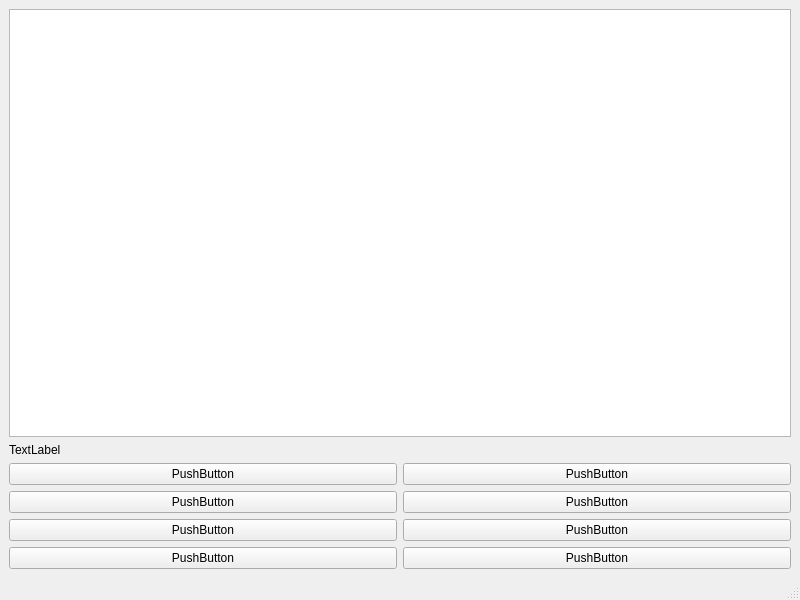
Old version of the form Cpp_RPG/mainwindow.ui in the repository RoTour/YNOV_B2_CPP_RPG.
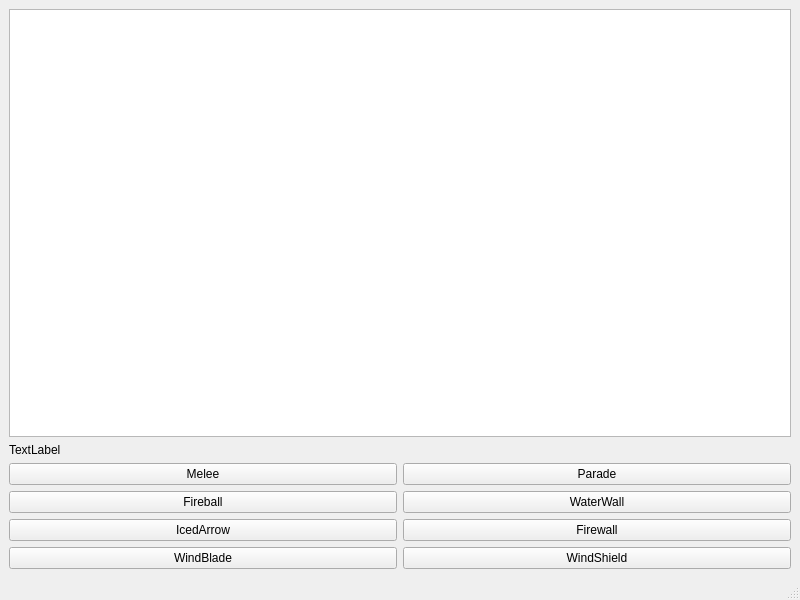
New version of the form.

Commit message: started main window

```diff
--- a/Cpp_RPG/mainwindow.ui
+++ b/Cpp_RPG/mainwindow.ui
@@ -32,28 +32,28 @@
         <item row="1" column="0">
          <widget class="QPushButton" name="pushButton_2">
           <property name="text">
-           <string>PushButton</string>
+           <string>Fireball</string>
           </property>
          </widget>
         </item>
         <item row="3" column="0">
          <widget class="QPushButton" name="pushButton_5">
           <property name="text">
-           <string>PushButton</string>
+           <string>WindBlade</string>
           </property>
          </widget>
         </item>
         <item row="2" column="0">
          <widget class="QPushButton" name="pushButton_3">
           <property name="text">
-           <string>PushButton</string>
+           <string>IcedArrow</string>
           </property>
          </widget>
         </item>
         <item row="0" column="0">
          <widget class="QPushButton" name="pushButton_4">
           <property name="text">
-           <string>PushButton</string>
+           <string>Melee</string>
           </property>
          </widget>
         </item>
@@ -64,28 +64,28 @@
         <item row="0" column="0">
          <widget class="QPushButton" name="pushButton_8">
           <property name="text">
-           <string>PushButton</string>
+           <string>Parade</string>
           </property>
          </widget>
         </item>
         <item row="1" column="0">
          <widget class="QPushButton" name="pushButton_7">
           <property name="text">
-           <string>PushButton</string>
+           <string>WaterWall</string>
           </property>
          </widget>
         </item>
         <item row="2" column="0">
          <widget class="QPushButton" name="pushButton_6">
           <property name="text">
-           <string>PushButton</string>
+           <string>Firewall</string>
           </property>
          </widget>
         </item>
         <item row="3" column="0">
          <widget class="QPushButton" name="pushButton">
           <property name="text">
-           <string>PushButton</string>
+           <string>WindShield</string>
           </property>
          </widget>
         </item>
```
Left out of the diff: 16 changed lines with no effect on the pictures. The commit also changes 3 other files.
